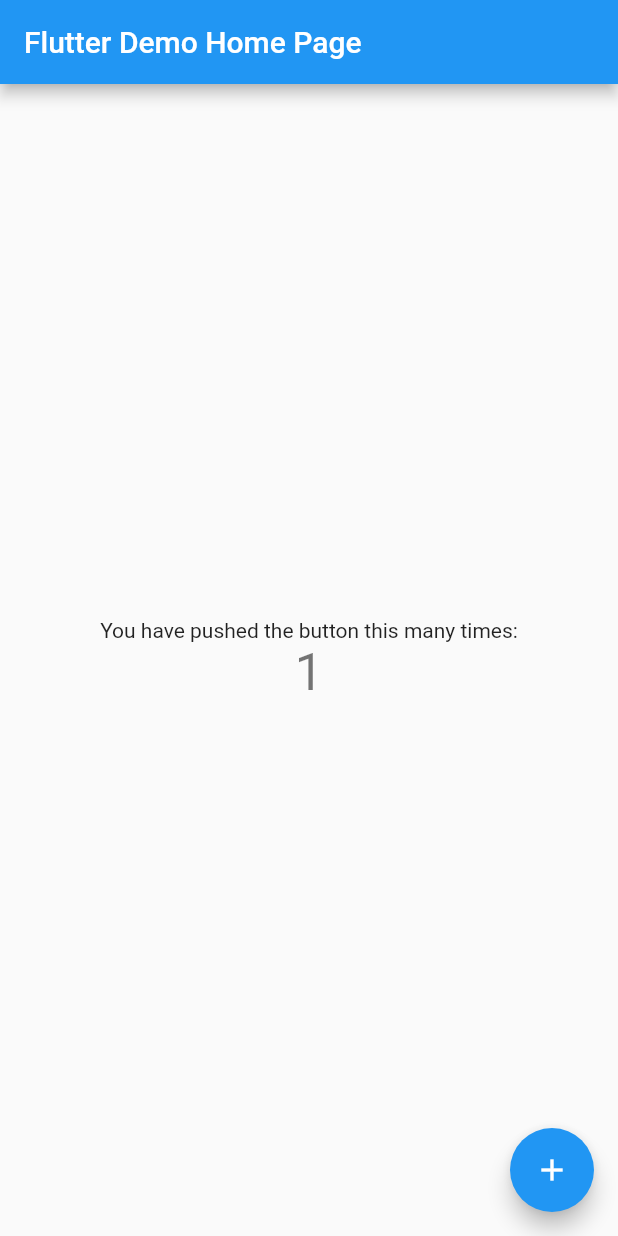
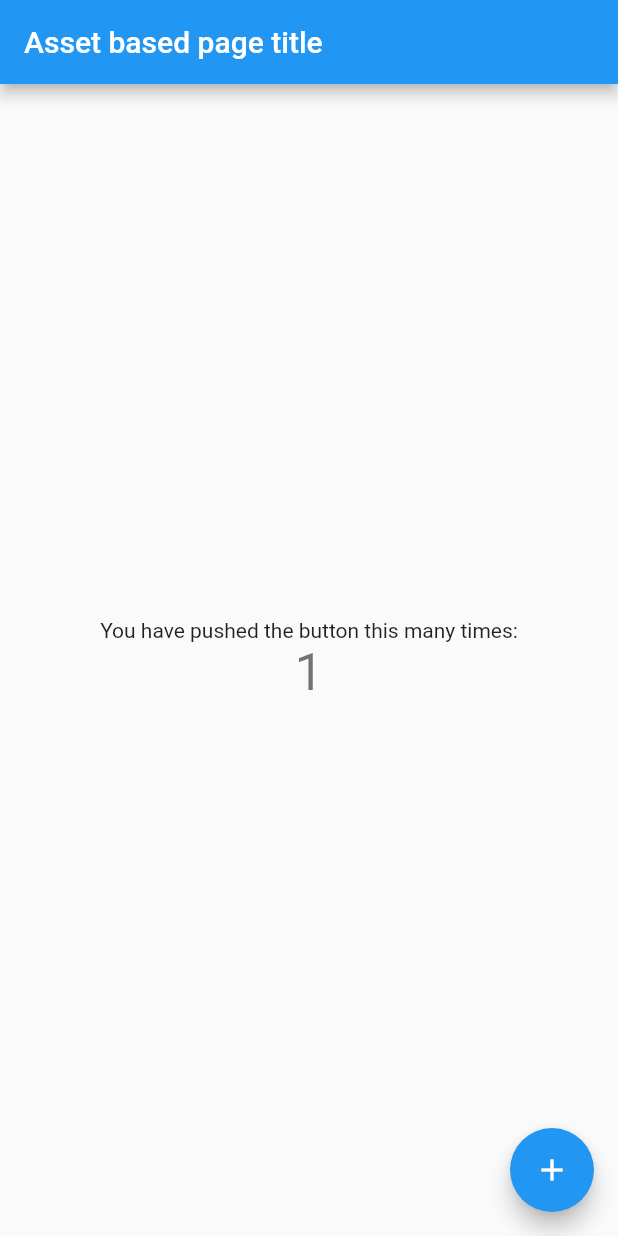
Before and after one commit to matthewblain/flutter_test_symlink_asset_10nov2020, a Flutter app: the screen it shows after launch, after a tap on the "add" icon, on a phone screen of 412 x 824 dp. Run offline on Flutter 3.47's test engine with Material 2 defaults, Android fonts, the phone set to English and light mode, and no system bars.

Commit message:
Page title now loads from an asset
The page title loads from an asset.
The asset is just a file in the source repository for now.
Everything works at this stage.

```diff
--- /dev/null
+++ b/test_symlink_asset_10nov2020/assets/page_title.txt
@@ -0,0 +1 @@
+Asset based page title
--- a/test_symlink_asset_10nov2020/lib/main.dart
+++ b/test_symlink_asset_10nov2020/lib/main.dart
@@ -4,10 +4,15 @@ void main() {
   runApp(MyApp());
 }
 
+Future<String> loadAsset(BuildContext context, String path) async {
+  return await DefaultAssetBundle.of(context).loadString(path);
+}
+
 class MyApp extends StatelessWidget {
   // This widget is the root of your application.
   @override
   Widget build(BuildContext context) {
+    var pageTitle = loadAsset(context, 'assets/page_title.txt');
     return MaterialApp(
       title: 'Flutter Demo',
       theme: ThemeData(
@@ -26,24 +31,13 @@ class MyApp extends StatelessWidget {
         // closer together (more dense) than on mobile platforms.
         visualDensity: VisualDensity.adaptivePlatformDensity,
       ),
-      home: MyHomePage(title: 'Flutter Demo Home Page'),
+      home: MyHomePage(),
     );
   }
 }
 
 class MyHomePage extends StatefulWidget {
-  MyHomePage({Key key, this.title}) : super(key: key);
-
-  // This widget is the home page of your application. It is stateful, meaning
-  // that it has a State object (defined below) that contains fields that affect
-  // how it looks.
-
-  // This class is the configuration for the state. It holds the values (in this
-  // case the title) provided by the parent (in this case the App widget) and
-  // used by the build method of the State. Fields in a Widget subclass are
-  // always marked "final".
-
-  final String title;
+  MyHomePage({Key key}) : super(key: key);
 
   @override
   _MyHomePageState createState() => _MyHomePageState();
@@ -73,10 +67,14 @@ class _MyHomePageState extends State<MyHomePage> {
     // than having to individually change instances of widgets.
     return Scaffold(
       appBar: AppBar(
-        // Here we take the value from the MyHomePage object that was created by
-        // the App.build method, and use it to set our appbar title.
-        title: Text(widget.title),
-      ),
+        // Load title from assets.
+          title: FutureBuilder(
+              future: DefaultAssetBundle.of(context)
+                  .loadString('assets/page_title.txt'),
+              builder: (context, snapshot) {
+                return Text(
+                    snapshot.data == null ? "Not Loaded" : snapshot.data.trim());
+              })),
       body: Center(
         // Center is a layout widget. It takes a single child and positions it
         // in the middle of the parent.
```
Also changed, not shown: test_symlink_asset_10nov2020/pubspec.yaml (+3 -4 lines), 1 other file.
